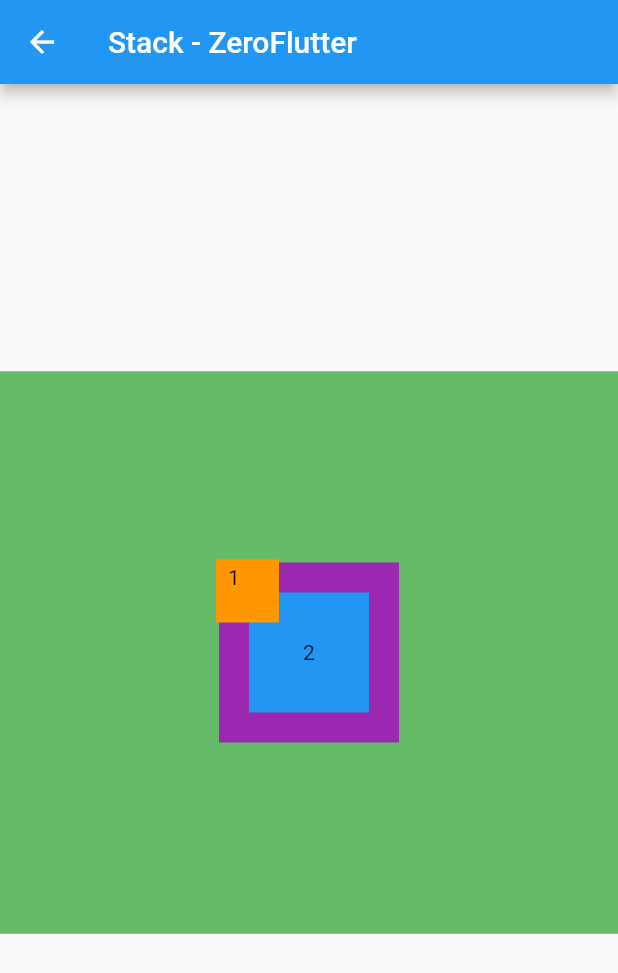
After one commit to BytesZero/flutter_widgets, a Flutter app: the StackPage screen opened directly, on a phone screen of 412 x 824 dp. The commit adds this screen. Shown: the top 973 px of the screen. Run offline on Flutter 3.47's test engine with Material 2 defaults, Android fonts, the phone set to English and light mode, and no system bars.

Commit message:
1、添加 Stack

```diff
--- /dev/null
+++ b/lib/pages/list/stack/stack_page.dart
@@ -0,0 +1,81 @@
+import 'package:flutter/material.dart';
+import 'package:flutter_widgets/widgets/common/bg_container.dart';
+
+/// Stack 页面
+class StackPage extends StatefulWidget {
+  StackPage({Key? key}) : super(key: key);
+
+  @override
+  _StackPageState createState() => _StackPageState();
+}
+
+class _StackPageState extends State<StackPage> {
+  @override
+  Widget build(BuildContext context) {
+    return Scaffold(
+      appBar: AppBar(
+        title: Text('Stack - ZeroFlutter'),
+      ),
+      body: Center(
+        child: BgContainer(
+          child: Stack(
+            alignment: Alignment.center,
+            fit: StackFit.passthrough,
+            clipBehavior: Clip.antiAlias,
+            children: [
+              getItem(3, width: 120, height: 120, color: Colors.purple),
+              getItem(2, width: 80, height: 80, color: Colors.blue),
+              Positioned(
+                left: -20,
+                top: -20,
+                child: getItem(1),
+              ),
+            ],
+          ),
+        ),
+      ),
+      // body: Center(
+      //   child: BgContainer(
+      //     child: Row(
+      //       children: [
+      //         Expanded(
+      //           child: Stack(
+      //             alignment: Alignment.center,
+      //             fit: StackFit.passthrough,
+      //             children: [
+      //               getItem(3, width: 120, height: 120, color: Colors.purple),
+      //               getItem(2, width: 80, height: 80, color: Colors.blue),
+      //               Positioned(
+      //                 left: 10,
+      //                 top: 10,
+      //                 child: getItem(1),
+      //               ),
+      //             ],
+      //           ),
+      //         )
+      //       ],
+      //     ),
+      //   ),
+      // ),
+    );
+  }
+
+  /// 获取子项目(这类使用了选择参数)
+  Widget getItem(int index,
+      {double? width = 60, double? height = 60, Color color = Colors.orange}) {
+    return Container(
+      constraints: BoxConstraints(maxWidth: width!, maxHeight: height!),
+      // 宽高设置 60
+      width: width,
+      height: height,
+      // 设置背景色
+      color: color,
+      // 设置间隙
+      margin: EdgeInsets.all(2),
+      // 设置子项居中
+      alignment: Alignment.center,
+      // 设置子项
+      child: Text('$index'),
+    );
+  }
+}
--- /dev/null
+++ b/lib/widgets/common/bg_container.dart
@@ -0,0 +1,27 @@
+import 'package:flutter/material.dart';
+
+/// 通用背景
+class BgContainer extends StatelessWidget {
+  const BgContainer({
+    Key? key,
+    required this.child,
+    this.alignment = Alignment.center,
+  }) : super(key: key);
+  final Widget child;
+  final Alignment? alignment;
+
+  @override
+  Widget build(BuildContext context) {
+    return Container(
+      height: 375,
+      width: double.maxFinite,
+      margin: EdgeInsets.only(bottom: 10),
+      // 设置背景颜色
+      color: Colors.green.shade400,
+      // 居中
+      alignment: Alignment.center,
+      // 构建 Row 布局
+      child: child,
+    );
+  }
+}
```
Also changed, not shown: lib/data/page_data.dart (+7 -2 lines), lib/pages/list/flex/column_row_page.dart (+1 -26 lines), lib/pages/list/flex/flexible_expaned_spacer_page.dart (+8 -31 lines), 1 other file.
